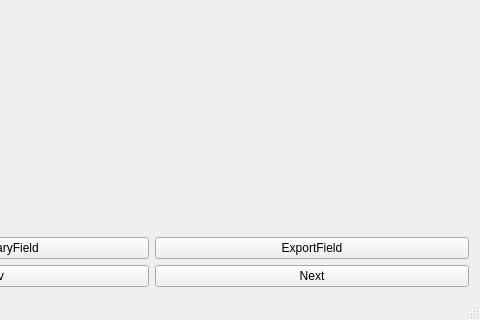
This is Mejirodai/mejirodai.ui in tnct-spc/procon2018-comp as Qt 5 draws it before an edit; both pictures show x 497 to 977 and y 426 to 746 of the 977 by 746 pixel window. The edited form follows.
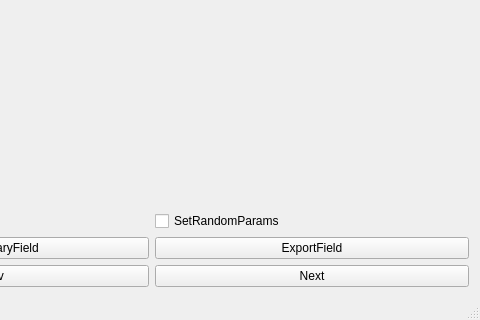
This is the edited form.

```diff
--- a/Mejirodai/mejirodai.ui
+++ b/Mejirodai/mejirodai.ui
@@ -755,6 +755,13 @@
       </property>
      </widget>
     </item>
+    <item row="10" column="2">
+     <widget class="QCheckBox" name="SetRandomParams">
+      <property name="text">
+       <string>SetRandomParams</string>
+      </property>
+     </widget>
+    </item>
    </layout>
   </widget>
   <widget class="QMenuBar" name="menuBar">
```
Left out of the diff: 2 changed lines with no effect on the pictures.
